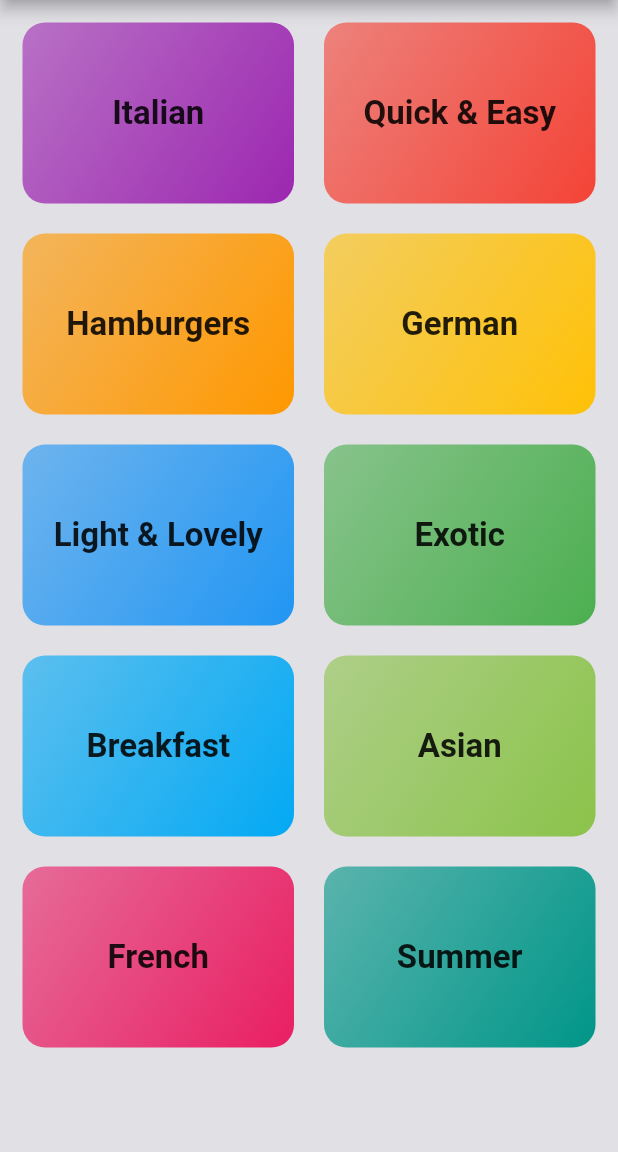
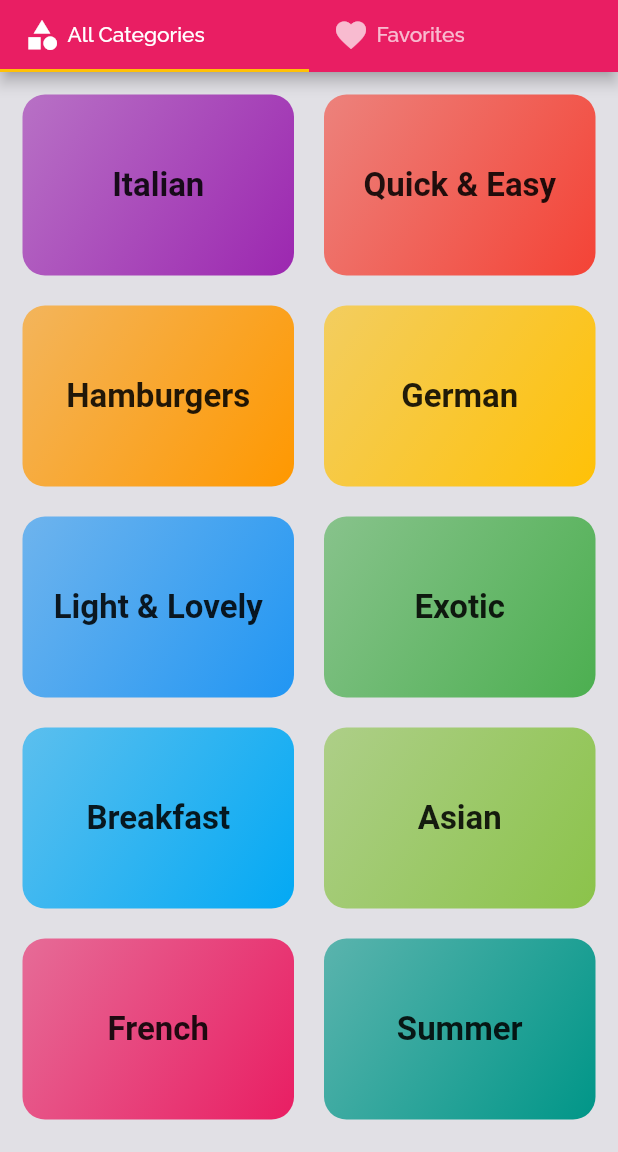
Before and after one commit to 2u6z3r0/flutter_meals_app, a Flutter app: the screen it shows after launch, on a phone screen of 412 x 824 dp, the part 84-1236 px from its top. Run offline on Flutter 3.47's test engine with Material 2 defaults, Android fonts, the phone set to English and light mode, and no system bars; our stand-ins replace google_fonts.

```diff
--- a/lib/main.dart
+++ b/lib/main.dart
@@ -1,8 +1,7 @@
 import 'package:flutter/material.dart';
 import 'package:google_fonts/google_fonts.dart';
-import 'package:meals_app/screens/meals_details_screen.dart';
-
-import './screens/categories_screen.dart';
+import './screens/meals_details_screen.dart';
+import './screens/tabs_screen.dart';
 import './screens/category_meals_screen.dart';
 
 void main() => runApp(MyApp());
@@ -33,7 +32,7 @@ class MyApp extends StatelessWidget {
       // home: CategoriesScreen(),
       initialRoute: '/',
       routes: {
-        '/': (context) => CategoriesScreen(),
+        '/': (context) => TabsScreen(),
         CategoryMealsScreen.routeName: (context) => CategoryMealsScreen(),
         MealDetailsScreen.routeName: (context) => MealDetailsScreen(),
       },
--- a/lib/screens/categories_screen.dart
+++ b/lib/screens/categories_screen.dart
@@ -6,11 +6,7 @@ import '../widgets/category_item.dart';
 class CategoriesScreen extends StatelessWidget {
   @override
   Widget build(BuildContext context) {
-    return Scaffold(
-      appBar: AppBar(
-        title: const Text('Meals App'),
-      ),
-      body: GridView(
+    return GridView(
       padding: const EdgeInsets.all(15),
       gridDelegate: SliverGridDelegateWithMaxCrossAxisExtent(
         maxCrossAxisExtent: 200,
@@ -22,7 +18,6 @@ class CategoriesScreen extends StatelessWidget {
           .map((catData) =>
               CategoryItem(catData.id, catData.title, catData.bgColor))
           .toList(),
-      ),
     );
   }
 }
--- a/lib/screens/category_meals_screen.dart
+++ b/lib/screens/category_meals_screen.dart
@@ -1,5 +1,5 @@
 import 'package:flutter/material.dart';
-import 'package:meals_app/widgets/meal_item.dart';
+import '../widgets/meal_item.dart';
 
 import '../dummy_data.dart';
 
--- /dev/null
+++ b/lib/screens/favorites_screen.dart
@@ -0,0 +1,10 @@
+import 'package:flutter/material.dart';
+
+class FavoritesScreen extends StatelessWidget {
+  @override
+  Widget build(BuildContext context) {
+    return Center(
+      child: Text('Favorites list'),
+    );
+  }
+}
--- /dev/null
+++ b/lib/screens/tabs_screen.dart
@@ -0,0 +1,55 @@
+import 'package:flutter/material.dart';
+import './categories_screen.dart';
+import 'favorites_screen.dart';
+
+class TabsScreen extends StatefulWidget {
+  @override
+  _TabsScreenState createState() => _TabsScreenState();
+}
+
+class _TabsScreenState extends State<TabsScreen> {
+  @override
+  Widget build(BuildContext context) {
+    return DefaultTabController(
+      length: 2,
+      child: Scaffold(
+        appBar: AppBar(
+          title: Text("Meals App"),
+          elevation: 4,
+          bottom: TabBar(
+            tabs: <Widget>[
+              Tab(
+                child: Row(
+                  children: <Widget>[
+                    Icon(Icons.category),
+                    SizedBox(
+                      width: 5,
+                    ),
+                    Text("All Categories")
+                  ],
+                ),
+              ),
+              Tab(
+                child: Row(
+                  children: <Widget>[
+                    Icon(Icons.favorite),
+                    SizedBox(
+                      width: 5,
+                    ),
+                    Text("Favorites")
+                  ],
+                ),
+              ),
+            ],
+          ),
+        ),
+        body: TabBarView(
+          children: <Widget>[
+            CategoriesScreen(),
+            FavoritesScreen(),
+          ],
+        ),
+      ),
+    );
+  }
+}
--- a/lib/widgets/category_item.dart
+++ b/lib/widgets/category_item.dart
@@ -1,5 +1,5 @@
 import 'package:flutter/material.dart';
-import 'package:meals_app/screens/category_meals_screen.dart';
+import '../screens/category_meals_screen.dart';
 
 class CategoryItem extends StatelessWidget {
   final String id;
--- a/lib/widgets/meal_item.dart
+++ b/lib/widgets/meal_item.dart
@@ -1,5 +1,5 @@
 import 'package:flutter/material.dart';
-import 'package:meals_app/screens/meals_details_screen.dart';
+import '../screens/meals_details_screen.dart';
 import '../models/meal.dart';
 
 class MealItem extends StatelessWidget {
```
Lines whose indentation alone changed are shown as unchanged.
